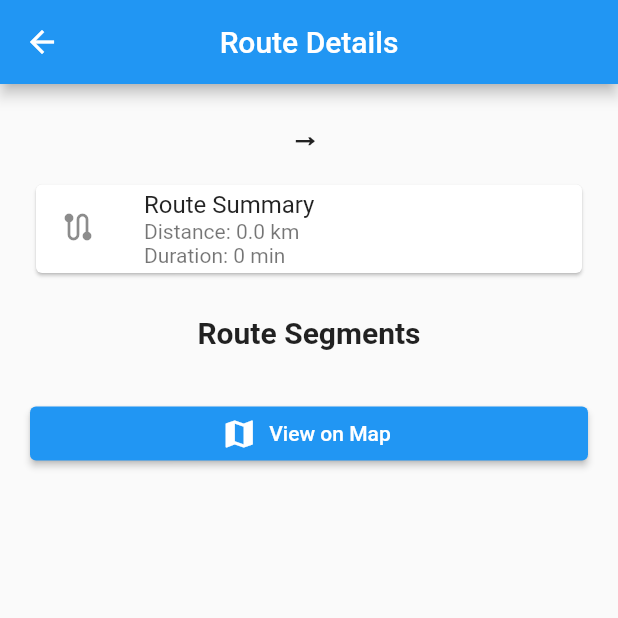
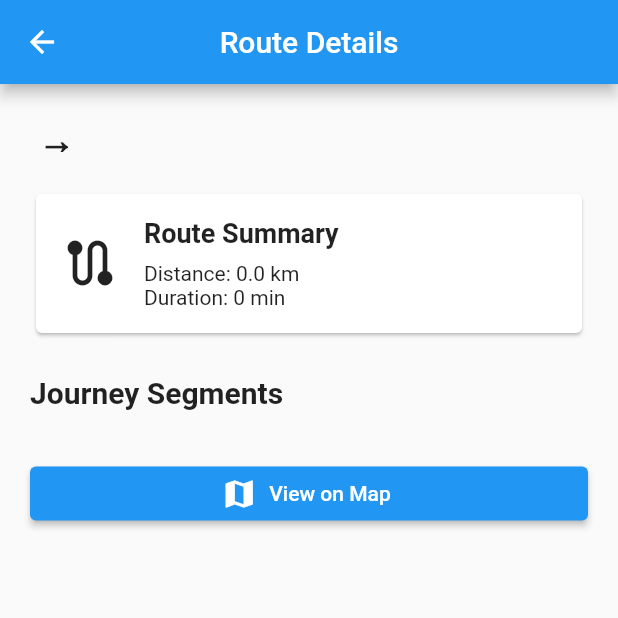
Before and after one commit to IAmAmroub/flutter_flowroute_capstone, a Flutter app: the RouteResultScreen screen opened directly with empty values, on a phone screen of 412 x 824 dp, the top half of it. Run offline on Flutter 3.47's test engine with Material 2 defaults, Android fonts, the light colour scheme and no system bars; our stand-ins replace flutter_bloc, google_maps_flutter.

Commit message:
Improve multi-modal route result UI

```diff
--- a/lib/screens/route_result_screen.dart
+++ b/lib/screens/route_result_screen.dart
@@ -1,12 +1,15 @@
 import 'package:flutter/material.dart';
-import 'package:flutter/rendering.dart';
 
 import '../models/route_model.dart';
 import 'map_view_screen.dart';
 
 class RouteResultScreen extends StatelessWidget {
   final RouteModel route;
-  const RouteResultScreen({super.key, required this.route});
+
+  const RouteResultScreen({
+    super.key,
+    required this.route,
+  });
 
   IconData _getModeIcon(String mode) {
     switch (mode) {
@@ -15,9 +18,35 @@ class RouteResultScreen extends StatelessWidget {
       case 'bike':
         return Icons.directions_bike;
       case 'transit':
-        return Icons.directions_transit;
+        return Icons.directions_bus;
       default:
         return Icons.route;
+    }
+  }
+
+  Color _getModeColor(String mode) {
+    switch (mode) {
+      case 'walk':
+        return Colors.green;
+      case 'bike':
+        return Colors.orange;
+      case 'transit':
+        return Colors.blue;
+      default:
+        return Colors.grey;
+    }
+  }
+
+  String _getModeLabel(String mode) {
+    switch (mode) {
+      case 'walk':
+        return 'Walking';
+      case 'bike':
+        return 'Bike';
+      case 'transit':
+        return 'Transit';
+      default:
+        return mode;
     }
   }
 
@@ -28,31 +57,55 @@ class RouteResultScreen extends StatelessWidget {
         title: const Text('Route Details'),
         centerTitle: true,
       ),
-      body: Container(
+      body: ListView(
         padding: const EdgeInsets.all(20),
-        child: Column(
         children: [
           Text(
-              '${route.start} →  ${route.destination}',
+            '${route.start} → ${route.destination}',
             style: const TextStyle(
-                fontSize: 20,
+              fontSize: 24,
               fontWeight: FontWeight.bold,
             ),
           ),
           const SizedBox(height: 16),
           Card(
-              child: ListTile(
-                leading: const Icon(Icons.route),
-                title: const Text("Route Summary"),
-                subtitle: Text(
-                  'Distance: ${route.totalDistance} km\n'
+            child: Padding(
+              padding: const EdgeInsets.all(16),
+              child: Row(
+                children: [
+                  const Icon(
+                    Icons.route,
+                    size: 40,
+                  ),
+                  const SizedBox(width: 16),
+                  Expanded(
+                    child: Column(
+                      crossAxisAlignment: CrossAxisAlignment.start,
+                      children: [
+                        const Text(
+                          'Route Summary',
+                          style: TextStyle(
+                            fontSize: 18,
+                            fontWeight: FontWeight.bold,
+                          ),
+                        ),
+                        const SizedBox(height: 8),
+                        Text(
+                          'Distance: ${route.totalDistance} km',
+                        ),
+                        Text(
                           'Duration: ${route.totalDuration} min',
+                        ),
+                      ],
+                    ),
+                  ),
+                ],
               ),
             ),
           ),
           const SizedBox(height: 24),
           const Text(
-              'Route Segments',
+            'Journey Segments',
             style: TextStyle(
               fontSize: 20,
               fontWeight: FontWeight.bold,
@@ -60,17 +113,33 @@ class RouteResultScreen extends StatelessWidget {
           ),
           const SizedBox(height: 12),
           ...route.segments.map(
-              (segment) => Card(
+            (segment) {
+              final color = _getModeColor(segment.mode);
+
+              return Card(
+                margin: const EdgeInsets.only(bottom: 12),
                 child: ListTile(
-                leading: Icon(
+                  leading: CircleAvatar(
+                    backgroundColor: color.withOpacity(0.15),
+                    child: Icon(
                       _getModeIcon(segment.mode),
+                      color: color,
                     ),
-                title: Text(segment.mode.toUpperCase()),
+                  ),
+                  title: Text(
+                    _getModeLabel(segment.mode),
+                    style: const TextStyle(
+                      fontWeight: FontWeight.bold,
+                    ),
+                  ),
                   subtitle: Text(
                     'Distance: ${segment.distance} km\n'
                     'Duration: ${segment.duration} min',
                   ),
-              )),
+                  isThreeLine: true,
+                ),
+              );
+            },
           ),
           const SizedBox(height: 20),
           SizedBox(
@@ -91,7 +160,6 @@ class RouteResultScreen extends StatelessWidget {
           ),
         ],
       ),
-      ),
     );
   }
 }
```
Lines whose indentation alone changed are shown as unchanged.
